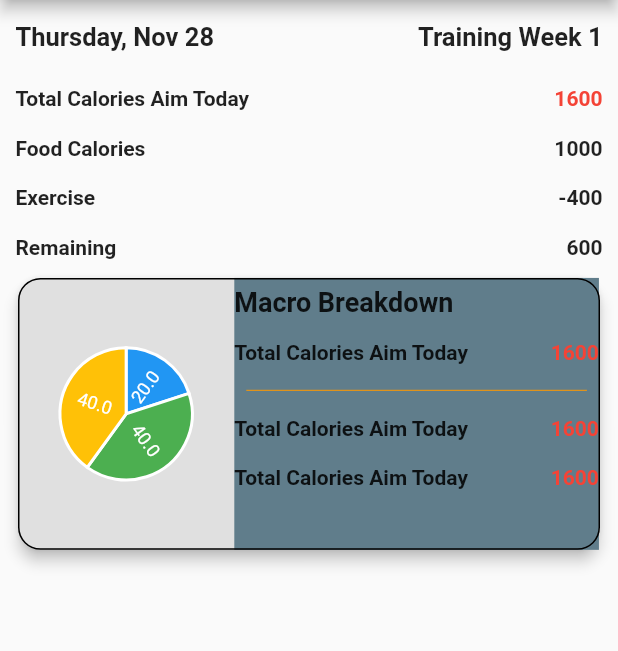
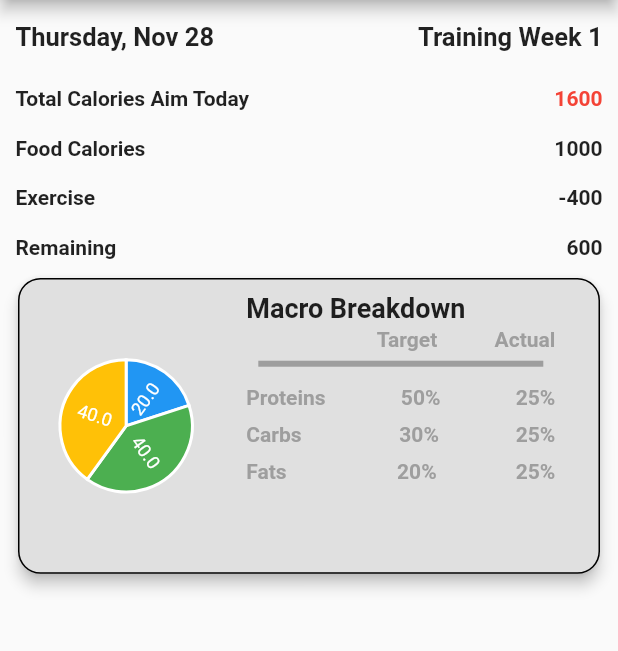
Before and after one commit to YasinGujjar/real_bodies, a Flutter app: the FoodTargetToday screen opened directly, on a phone screen of 412 x 824 dp, the part 84-735 px from its top. Run offline on Flutter 3.47's test engine with Material 2 defaults, Android fonts, the phone set to English and light mode, and no system bars; our stand-ins replace audioplayers, charts_flutter, flutter_swiper, liquid_progress_indicator, shared_preferences; accounts and stored records are empty.

Commit message:
new padd

```diff
--- a/lib/main.dart
+++ b/lib/main.dart
@@ -12,6 +12,7 @@ import 'package:real_bodies/pages/progress_tracker.dart';
 import 'package:real_bodies/pages/search_food.dart';
 import 'package:real_bodies/pages/starting_pages.dart';
 import 'package:real_bodies/theme/palette.dart';
+import 'package:real_bodies/ui/screens/targetpage.dart';
 
 
 
@@ -35,7 +36,7 @@ class MyApp extends StatelessWidget {
         primarySwatch: Colors.blue,
        // canvasColor: Colors.transparent,
       ),
-      home: FitnessGoal(),//MyHomePage(title: 'Demo'),
+      home: FoodTargetToday(),//MyHomePage(title: 'Demo'),
     );
   }
 }
--- a/lib/ui/screens/targetpage.dart
+++ b/lib/ui/screens/targetpage.dart
@@ -344,15 +344,17 @@ class _FoodTargetTodayState extends State<FoodTargetToday> {
                         ),
                       ),
                     ),
-                    Container(
-                     color: Colors.blueGrey,
+                    Padding(
+                      padding: const EdgeInsets.all(8.0),
+                      child: Container(
+                      // color: Colors.blueGrey,
                         height: height * 0.22,
-              width: width * 0.59,
+              width: width * 0.50,
                child:Column(
                  children: <Widget>[
                    Container(
              // color: Colors.blue,
-              height: height * 0.04,
+              height: height * 0.03,
               width: width * 0.95,
               child: Row(
                       crossAxisAlignment: CrossAxisAlignment.center,
@@ -370,12 +372,12 @@ class _FoodTargetTodayState extends State<FoodTargetToday> {
                               ),
                             )),
                              Align(
-                          alignment: Alignment.centerRight,
+                            alignment: Alignment.center,
                             child: Text(
                               "",
                               style: TextStyle(
                                 fontWeight: FontWeight.bold,
-                              color: Colors.red
+                                 color: Colors.grey
                               ),
                             )),
                       ],
@@ -383,7 +385,7 @@ class _FoodTargetTodayState extends State<FoodTargetToday> {
             ),
             Container(
              // color: Colors.blue,
-              height: height * 0.04,
+              height: height * 0.02,
               width: width * 0.95,
               child: Row(
                       crossAxisAlignment: CrossAxisAlignment.center,
@@ -394,18 +396,27 @@ class _FoodTargetTodayState extends State<FoodTargetToday> {
                         Align(
                             alignment: Alignment.centerRight,
                             child: Text(
-                            "Total Calories Aim Today",
+                              "              ",
                               style: TextStyle(
                                 fontWeight: FontWeight.bold,
                               ),
                             )),
                              Align(
+                            alignment: Alignment.center,
+                            child: Text(
+                              "Target",
+                              style: TextStyle(
+                                fontWeight: FontWeight.bold,
+                                color: Colors.grey
+                              ),
+                            )),
+                             Align(
                             alignment: Alignment.centerRight,
                             child: Text(
-                            "1600",
+                              "Actual",
                               style: TextStyle(
                                 fontWeight: FontWeight.bold,
-                              color: Colors.red
+                                 color: Colors.grey
                               ),
                             )),
                       ],
@@ -415,12 +426,13 @@ class _FoodTargetTodayState extends State<FoodTargetToday> {
               padding: const EdgeInsets.all(8.0),
               child: Divider(
                 height: 2.0,
-                color: Colors.orange,
+                thickness: 4.0,
+                color: Colors.grey,
               ),
             ),
             Container(
              // color: Colors.blue,
-              height: height * 0.04,
+              height: height * 0.03,
               width: width * 0.95,
               child: Row(
                       crossAxisAlignment: CrossAxisAlignment.center,
@@ -431,18 +443,28 @@ class _FoodTargetTodayState extends State<FoodTargetToday> {
                         Align(
                             alignment: Alignment.centerRight,
                             child: Text(
-                            "Total Calories Aim Today",
+                              "Proteins",
                               style: TextStyle(
                                 fontWeight: FontWeight.bold,
+                                 color: Colors.grey
+                              ),
+                            )),
+                             Align(
+                            alignment: Alignment.center,
+                            child: Text(
+                              "50%",
+                              style: TextStyle(
+                                fontWeight: FontWeight.bold,
+                                color: Colors.grey
                               ),
                             )),
                              Align(
                             alignment: Alignment.centerRight,
                             child: Text(
-                            "1600",
+                              "25%",
                               style: TextStyle(
                                 fontWeight: FontWeight.bold,
-                              color: Colors.red
+                                 color: Colors.grey
                               ),
                             )),
                       ],
@@ -450,7 +472,7 @@ class _FoodTargetTodayState extends State<FoodTargetToday> {
             ),
             Container(
              // color: Colors.blue,
-              height: height * 0.04,
+              height: height * 0.03,
               width: width * 0.95,
               child: Row(
                       crossAxisAlignment: CrossAxisAlignment.center,
@@ -461,24 +483,75 @@ class _FoodTargetTodayState extends State<FoodTargetToday> {
                         Align(
                             alignment: Alignment.centerRight,
                             child: Text(
-                            "Total Calories Aim Today",
+                              "Carbs    ",
                               style: TextStyle(
                                 fontWeight: FontWeight.bold,
+                                 color: Colors.grey
+                              ),
+                            )),
+                             Align(
+                            alignment: Alignment.center,
+                            child: Text(
+                              "30%",
+                              style: TextStyle(
+                                fontWeight: FontWeight.bold,
+                                color: Colors.grey
                               ),
                             )),
                              Align(
                             alignment: Alignment.centerRight,
                             child: Text(
-                            "1600",
+                              "25%",
                               style: TextStyle(
                                 fontWeight: FontWeight.bold,
-                              color: Colors.red
+                                 color: Colors.grey
+                              ),
+                            )),
+                      ],
+              ),
+            ),
+            Container(
+             // color: Colors.blue,
+              height: height * 0.03,
+              width: width * 0.95,
+              child: Row(
+                      crossAxisAlignment: CrossAxisAlignment.center,
+            mainAxisSize: MainAxisSize.max,
+           mainAxisAlignment: MainAxisAlignment.spaceBetween,
+
+                      children: <Widget>[
+                        Align(
+                            alignment: Alignment.centerRight,
+                            child: Text(
+                              "Fats      ",
+                              style: TextStyle(
+                                fontWeight: FontWeight.bold,
+                                 color: Colors.grey
+                              ),
+                            )),
+                             Align(
+                            alignment: Alignment.center,
+                            child: Text(
+                              "20%",
+                              style: TextStyle(
+                                fontWeight: FontWeight.bold,
+                                color: Colors.grey
+                              ),
+                            )),
+                             Align(
+                            alignment: Alignment.centerRight,
+                            child: Text(
+                              "25%",
+                              style: TextStyle(
+                                fontWeight: FontWeight.bold,
+                                color: Colors.grey
                               ),
                             )),
                       ],
               ),
             ),
                  ],
+               ),
                       ),
                     )
                   ],
```
Lines whose indentation alone changed are shown as unchanged.
